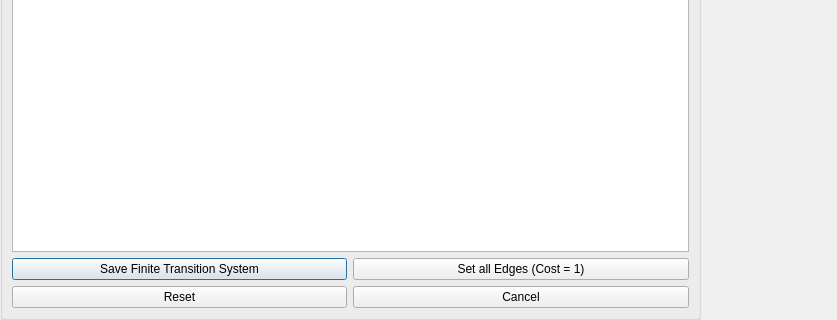
KTH-SML/CodeRepositoryTCST, file rqt_simulation/resource/map.ui: the form before one commit; both pictures show x 0 to 837 and y 401 to 721 of the 1325 by 721 pixel window.
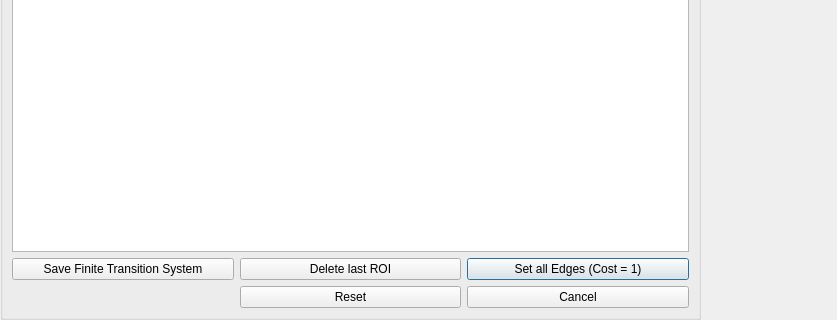
The form after the commit.

Commit message: added remove last ROI button

Diff of the .ui file:
```diff
--- a/rqt_simulation/resource/map.ui
+++ b/rqt_simulation/resource/map.ui
@@ -35,14 +35,7 @@
     <set>Qt::AlignRight|Qt::AlignTrailing|Qt::AlignVCenter</set>
    </property>
    <layout class="QGridLayout" name="gridLayout">
-    <item row="1" column="1">
-     <widget class="QPushButton" name="button_save_FTS">
-      <property name="text">
-       <string>Save Finite Transition System</string>
-      </property>
-     </widget>
-    </item>
-    <item row="0" column="0" colspan="2">
+    <item row="0" column="0" colspan="3">
      <widget class="QGraphicsView" name="graphicsView">
       <property name="enabled">
        <bool>true</bool>
@@ -76,6 +69,20 @@
       </property>
      </widget>
     </item>
+    <item row="1" column="1">
+     <widget class="QPushButton" name="button_ROI">
+      <property name="text">
+       <string>Delete last ROI</string>
+      </property>
+     </widget>
+    </item>
+    <item row="1" column="2">
+     <widget class="QPushButton" name="button_save_FTS">
+      <property name="text">
+       <string>Save Finite Transition System</string>
+      </property>
+     </widget>
+    </item>
    </layout>
   </widget>
  </widget>
```
The commit also changes 23 other files.
